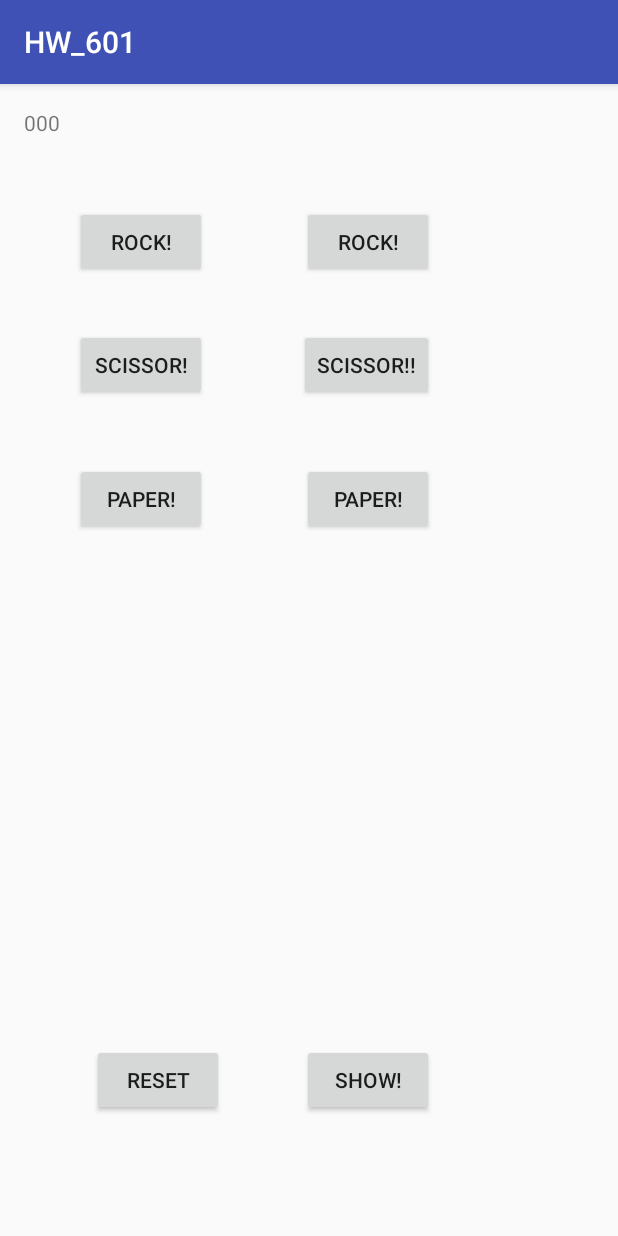
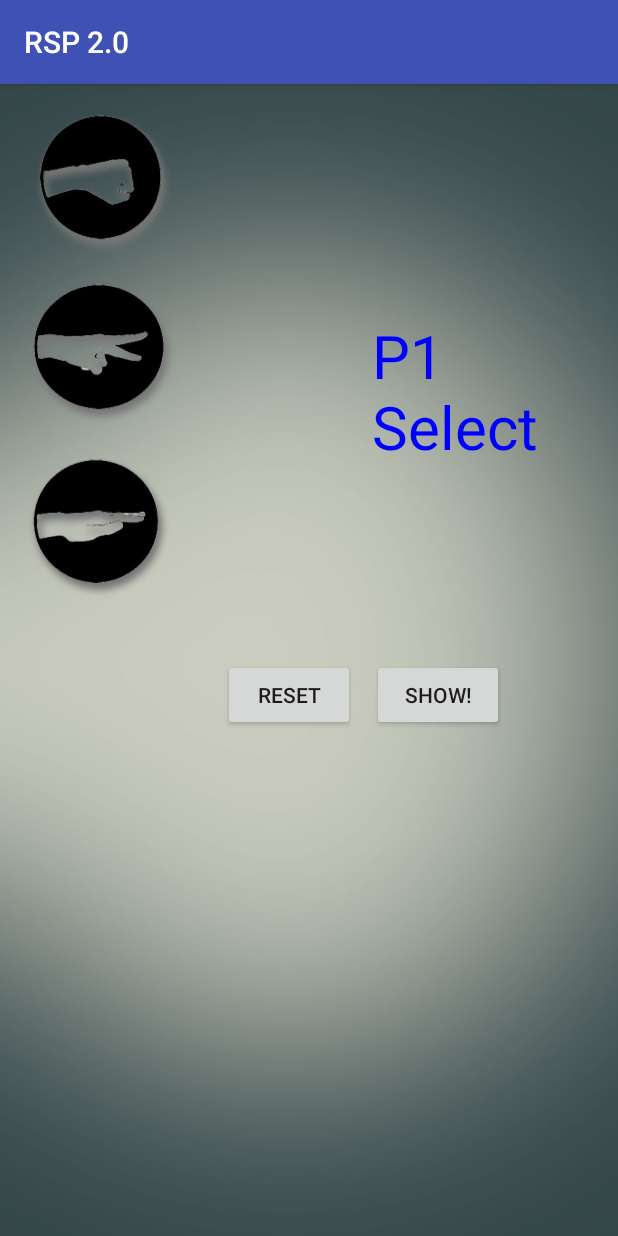
Before and after one commit to QifanHe/EC601HW2, an Android app: the screen it shows after launch (MainActivity), on a phone screen of 412 x 824 dp. Run offline under Robolectric (Android 15) with nearby library versions, the light colour scheme and no system bars.

Commit message:
This is RSP2.0

```diff
--- a/app/src/main/AndroidManifest.xml
+++ b/app/src/main/AndroidManifest.xml
@@ -4,8 +4,8 @@
 
     <application
         android:allowBackup="true"
-        android:icon="@mipmap/ic_launcher"
-        android:label="@string/app_name"
+        android:icon="@mipmap/appicon111"
+        android:label="RSP 2.0"
         android:supportsRtl="true"
         android:theme="@style/AppTheme">
         <activity android:name=".MainActivity">
--- a/app/src/main/java/com/example/heqifan/hw_601/MainActivity.java
+++ b/app/src/main/java/com/example/heqifan/hw_601/MainActivity.java
@@ -5,15 +5,14 @@ import android.support.v7.app.AppCompatActivity;
 import android.os.Bundle;
 import android.view.View;
 import android.widget.Button;
+import android.widget.ImageButton;
+import android.widget.ImageView;
 import android.widget.TextView;
 
 public class MainActivity extends AppCompatActivity {
-    private Button buttonRock1;
-    private Button buttonRock2;
-    private Button buttonScissor1;
-    private Button buttonScissor2;
-    private Button buttonPaper1;
-    private Button buttonPaper2;
+    private ImageButton buttonRock;
+    private ImageButton buttonScissor;
+    private ImageButton buttonPaper;
     private Button buttonReset;
     private Button buttonShow;
     private TextView textView;
@@ -25,32 +24,23 @@ public class MainActivity extends AppCompatActivity {
         setContentView(R.layout.activity_main);
         textView = (TextView)findViewById(R.id.textView);
 
-        buttonRock1 = (Button)findViewById(R.id.buttonRock1);
-        buttonRock2 = (Button)findViewById(R.id.buttonRock2);
-        buttonPaper1 = (Button)findViewById(R.id.ButtonPaper1);
-        buttonPaper2 = (Button)findViewById(R.id.ButtonPaper2);
-        buttonScissor1 = (Button)findViewById(R.id.buttonScissor1);
-        buttonScissor2 = (Button)findViewById(R.id.buttonScissor2);
+        buttonRock = (ImageButton) findViewById(R.id.buttonRock);
+        buttonPaper = (ImageButton) findViewById(R.id.buttonPaper);
+        buttonScissor = (ImageButton) findViewById(R.id.buttonScissor);
         buttonReset = (Button)findViewById(R.id.buttonReset);
         buttonShow = (Button)findViewById(R.id.buttonShow);
 
 
-        ButtonListenerRock1 buttonListenerRock1 = new ButtonListenerRock1();
-        ButtonListenerRock2 buttonListenerRock2 = new ButtonListenerRock2();
-        ButtonListenerScissor1 buttonListenerScissor1 = new ButtonListenerScissor1();
-        ButtonListenerScissor2 buttonListenerScissor2 = new ButtonListenerScissor2();
-        ButtonListenerPaper1 buttonListenerPaper1 = new ButtonListenerPaper1();
-        ButtonListenerPaper2 buttonListenerPaper2 = new ButtonListenerPaper2();
+        ButtonListenerRock buttonListenerRock = new ButtonListenerRock();
+        ButtonListenerScissor buttonListenerScissor = new ButtonListenerScissor();
+        ButtonListenerPaper buttonListenerPaper = new ButtonListenerPaper();
         ButtonListenerReset buttonListenerReset = new ButtonListenerReset();
         ButtonListenerShow buttonListenerShow = new ButtonListenerShow();
 
 
-        buttonRock1.setOnClickListener(buttonListenerRock1);
-        buttonRock2.setOnClickListener(buttonListenerRock2);
-        buttonPaper1.setOnClickListener(buttonListenerPaper1);
-        buttonPaper2.setOnClickListener(buttonListenerPaper2);
-        buttonScissor1.setOnClickListener(buttonListenerScissor1);
-        buttonScissor2.setOnClickListener(buttonListenerScissor2);
+        buttonRock.setOnClickListener(buttonListenerRock);
+        buttonPaper.setOnClickListener(buttonListenerPaper);
+        buttonScissor.setOnClickListener(buttonListenerScissor);
         buttonReset.setOnClickListener(buttonListenerReset);
         buttonShow.setOnClickListener(buttonListenerShow);
 
@@ -62,77 +52,76 @@ public class MainActivity extends AppCompatActivity {
 
     }
 
-    class ButtonListenerRock1 implements View.OnClickListener{
+    class ButtonListenerRock implements View.OnClickListener{
         @Override
         public void onClick(View v) {
-            p1 = 1;
-            textView.setText("P2 select");
+            if (p1 == 0){
+                p1 = 1;
+                textView.setText("P2 Select");
+            }
+            else if(p2 == 0){
+                p2 = 1;
+                textView.setText("Click SHOW Button!");
+            }
         }
     }
-    class ButtonListenerRock2 implements View.OnClickListener{
+    class ButtonListenerScissor implements View.OnClickListener{
         @Override
         public void onClick(View v) {
-            p2 = 1;
-            textView.setText("Click show");
+            if (p1 == 0){
+                p1 = 2;
+                textView.setText("P2 Select");
+            }
+            else if(p2 == 0){
+                p2 = 2;
+                textView.setText("Click SHOW Button!");
+            }
         }
     }
-    class ButtonListenerScissor1 implements View.OnClickListener{
+    class ButtonListenerPaper implements View.OnClickListener{
         @Override
         public void onClick(View v) {
-            p1 = 2;
-            textView.setText("P2 select");
-        }
-    }
-    class ButtonListenerScissor2 implements View.OnClickListener{
-        @Override
-        public void onClick(View v) {
-            p2 = 2;
-            textView.setText("Click show");
-        }
-    }
-    class ButtonListenerPaper1 implements View.OnClickListener{
-        @Override
-        public void onClick(View v) {
-            p1 = 3;
-            textView.setText("P2 select");
-        }
-    }
-    class ButtonListenerPaper2 implements View.OnClickListener{
-        @Override
-        public void onClick(View v) {
-            p2 = 3;
-            textView.setText("Click show");
+            if (p1 == 0){
+                p1 = 3;
+                textView.setText("P2 Select");
+            }
+            else if(p2 == 0){
+                p2 = 3;
+                textView.setText("Click SHOW Button!");
+            }
         }
     }
     class ButtonListenerReset implements View.OnClickListener{
         @Override
         public void onClick(View v) {
-            textView.setText("P1 select");
+            p1 = 0;
+            p2 = 0;
+            textView.setText("P1 Select");
         }
     }
     class ButtonListenerShow implements View.OnClickListener{
         @Override
         public void onClick(View v) {
             if (p1 == p2){
-                textView.setText("Tie");
+                textView.setText("Tie!");
             }
             if (p1 == 1 && p2 == 2){
-                textView.setText("P1 WINS");
+                textView.setText("P1 WINS!");
             }
             if (p1 == 2 && p2 == 3){
-                textView.setText("P1 WINS");
+                textView.setText("P1 WINS!");
             }
             if (p1 == 3 && p2 == 1){
-                textView.setText("P1 WINS");
+                textView.setText("P1 WINS!");
             }
             if (p1 == 1 && p2 == 3){
-                textView.setText("P2 WINS");
+                textView.setText("P2 WINS!");
             }
             if (p1 == 2 && p2 == 1){
-                textView.setText("P2 WINS");
+                textView.setText("P2 WINS!");
             }
             if (p1 == 3 && p2 == 2){
-                textView.setText("P2 WINS");
+                textView.setText("P2 WINS!");
             }
         }
     }
--- a/app/src/main/res/layout/activity_main.xml
+++ b/app/src/main/res/layout/activity_main.xml
@@ -8,44 +8,56 @@
     android:paddingLeft="@dimen/activity_horizontal_margin"
     android:paddingRight="@dimen/activity_horizontal_margin"
     android:paddingTop="@dimen/activity_vertical_margin"
+    android:background="@drawable/picture1"
     tools:context="com.example.heqifan.hw_601.MainActivity">
+
+    <ImageView
+
+        android:layout_width="wrap_content"
+        android:layout_height="wrap_content"
+        android:id="@+id/imageView" />
+
+
+    <ImageButton
+        android:layout_width="100dp"
+        android:id="@+id/buttonRock"
+        android:src = "@drawable/rock"
+        android:scaleType = "fitXY"
+        android:layout_height="100dp"
+        android:background="#00000000" />
+
+    <ImageButton
+        android:layout_width="100dp"
+        android:id="@+id/buttonScissor"
+        android:src = "@drawable/scissors"
+        android:scaleType = "fitXY"
+        android:layout_height="100dp"
+        android:background="#00000000"
+        android:layout_below="@+id/buttonRock"
+        android:layout_alignStart="@+id/buttonRock"
+        android:layout_marginTop="12dp" />
+
+    <ImageButton
+        android:layout_width="100dp"
+        android:id="@+id/buttonPaper"
+        android:src = "@drawable/paper"
+        android:scaleType = "fitXY"
+        android:layout_height="100dp"
+        android:background="#00000000"
+        android:layout_below="@+id/buttonScissor"
+        android:layout_alignStart="@+id/buttonScissor"
+        android:layout_marginTop="17dp" />
 
     <TextView
         android:layout_width="wrap_content"
         android:layout_height="wrap_content"
-        android:text="000"
-        android:id="@+id/textView" />
-    <ImageView
-
-        android:layout_width="wrap_content"
-        android:layout_height="wrap_content" />
-    <Button
-        android:layout_width="wrap_content"
-        android:layout_height="wrap_content"
-        android:id="@+id/buttonScissor1"
-        android:text="Scissor!"
-        android:layout_marginTop="34dp"
-        android:layout_below="@+id/buttonRock1"
-        android:layout_alignStart="@+id/buttonRock1" />
-
-    <Button
-        android:layout_width="wrap_content"
-        android:layout_height="wrap_content"
-        android:id="@+id/ButtonPaper1"
-        android:text="Paper!"
-        android:layout_below="@+id/buttonScissor1"
-        android:layout_alignStart="@+id/buttonScissor1"
-        android:layout_marginTop="41dp" />
-
-    <Button
-        android:layout_width="wrap_content"
-        android:layout_height="wrap_content"
-        android:id="@+id/buttonReset"
-        android:text = "Reset"
-        android:layout_alignParentBottom="true"
-        android:layout_alignStart="@+id/ButtonPaper1"
-        android:layout_marginStart="11dp"
-        android:layout_marginBottom="64dp" />
+        android:text="P1 Select"
+        android:id="@+id/textView"
+        android:textColor="#0000FF"
+        android:textSize = "40sp"
+        android:layout_marginTop="26dp"
+        android:layout_alignTop="@+id/buttonScissor"
+        android:layout_alignStart="@+id/buttonShow" />
 
     <Button
         android:id = "@+id/buttonShow"
@@ -54,44 +66,18 @@
         android:layout_height="wrap_content"
         android:layout_alignBaseline="@+id/buttonReset"
         android:layout_alignBottom="@+id/buttonReset"
-        android:layout_toEndOf="@+id/buttonReset"
-        android:layout_marginStart="52dp" />
+        android:layout_alignParentEnd="true"
+        android:layout_marginEnd="60dp" />
 
     <Button
         android:layout_width="wrap_content"
         android:layout_height="wrap_content"
-        android:id="@+id/buttonRock2"
-        android:text = "Rock!"
-        android:layout_above="@+id/buttonScissor1"
-        android:layout_alignStart="@+id/buttonShow" />
-
-    <Button
-        android:layout_width="wrap_content"
-        android:layout_height="wrap_content"
-        android:id="@+id/buttonRock1"
-        android:text = "Rock!"
-        android:layout_marginStart="34dp"
-        android:layout_below="@+id/textView"
-        android:layout_alignParentStart="true"
-        android:layout_marginTop="46dp" />
-
-    <Button
-        android:layout_width="wrap_content"
-        android:layout_height="wrap_content"
-        android:id="@+id/buttonScissor2"
-        android:text = "Scissor!!"
-        android:layout_alignBaseline="@+id/buttonScissor1"
-        android:layout_alignBottom="@+id/buttonScissor1"
-        android:layout_alignEnd="@+id/buttonRock2" />
-
-    <Button
-        android:layout_width="wrap_content"
-        android:layout_height="wrap_content"
-        android:id="@+id/ButtonPaper2"
-        android:text="Paper!"
-        android:layout_alignBaseline="@+id/ButtonPaper1"
-        android:layout_alignBottom="@+id/ButtonPaper1"
-        android:layout_alignEnd="@+id/buttonScissor2" />
+        android:id="@+id/buttonReset"
+        android:text = "Reset"
+        android:layout_marginTop="38dp"
+        android:layout_below="@+id/buttonPaper"
+        android:layout_toStartOf="@+id/buttonShow"
+        android:layout_marginEnd="11dp" />
 
 
 </RelativeLayout>
```
Also changed, not shown: app/src/main/res/drawable/paper.png (added), app/src/main/res/drawable/picture1.png (added), app/src/main/res/drawable/rock.png (added), app/src/main/res/drawable/scissors.png (added), app/src/main/res/mipmap-hdpi/appicon111.png (added), app/src/main/res/mipmap-mdpi/appicon111.png (added), app/src/main/res/mipmap-xhdpi/appicon111.png (added), app/src/main/res/mipmap-xxhdpi/appicon111.png (added), app/src/main/res/mipmap-xxxhdpi/appicon111.png (added), 3 other files.
